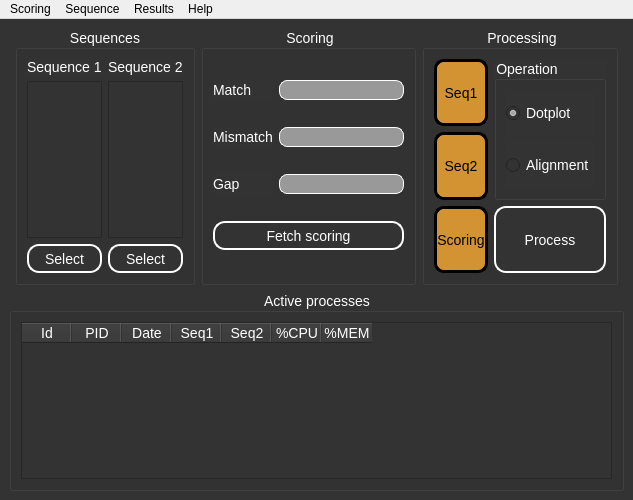
rafalfelczynski/dna-alignment, file Views/main.ui: the form before one commit.
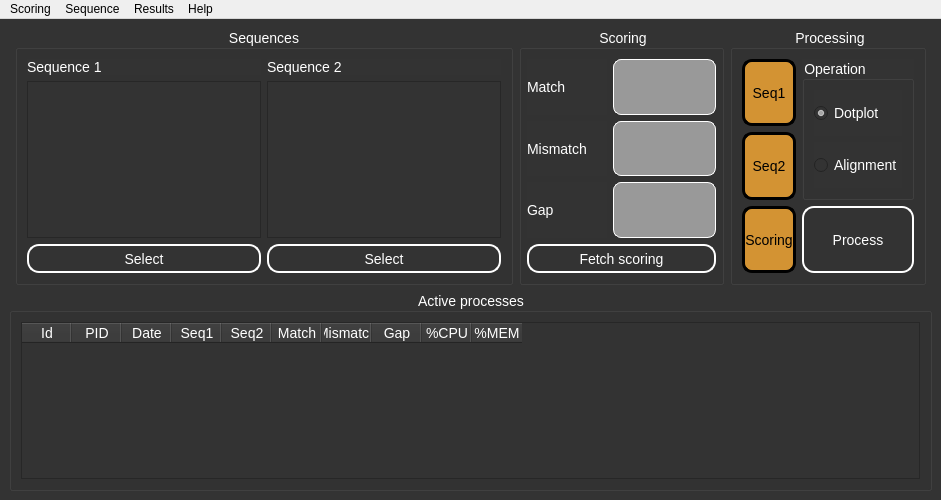
The form after the commit.

Diff of the .ui file:
```diff
--- a/Views/main.ui
+++ b/Views/main.ui
@@ -6,7 +6,7 @@
    <rect>
     <x>0</x>
     <y>0</y>
-    <width>630</width>
+    <width>941</width>
     <height>500</height>
    </rect>
   </property>
@@ -20,6 +20,9 @@
 }</string>
   </property>
   <widget class="QWidget" name="centralwidget">
+   <property name="focusPolicy">
+    <enum>Qt::NoFocus</enum>
+   </property>
    <property name="styleSheet">
     <string notr="true">QWidget {
 	background-color: #333333;
@@ -49,15 +52,15 @@
 QPushButton {
     color: white;
     border-radius: 12px;
-    border: 2px solid white;
+    border: 2px outset white;
     background-color: qlineargradient(x1: 0.5, y1: 0, x2: 0.5, y2: 1,
     stop: 0 white,
     stop: 0.3 gray,
     stop: 0.6 gray,
     stop: 0.9 darkgray,
     stop: 1 black);
-    font: bold &quot;Times New Roman&quot;;
     font-size: 14px;
+	font: bold &quot;Times New Roman&quot;;
 	height: 25px;
 }
 
@@ -70,18 +73,8 @@
     stop: 1 white);
 }
 
-QTableWidget {
-	color: white;
-}
-
-QTableWidget::item {
-	color: white;
-	selection-background-color: rgba(102, 217, 255, 200);
-}
-
-QHeaderView::section {
-	background-color: #333333;
-	color: white;
+QPushButton:hover {
+	border: 4px solid green;
 }
 </string>
    </property>
@@ -101,7 +94,7 @@
        <set>Qt::AlignCenter</set>
       </property>
       <layout class="QGridLayout" name="gridLayout_9">
-       <item row="4" column="0">
+       <item row="5" column="0" rowspan="2">
         <widget class="QLabel" name="seqSecLedLbl">
          <property name="sizePolicy">
           <sizepolicy hsizetype="Minimum" vsizetype="Minimum">
@@ -125,7 +118,7 @@
          </property>
         </widget>
        </item>
-       <item row="5" column="0">
+       <item row="7" column="0" rowspan="2">
         <widget class="QLabel" name="scoringLedLbl">
          <property name="sizePolicy">
           <sizepolicy hsizetype="Minimum" vsizetype="Minimum">
@@ -149,10 +142,35 @@
          </property>
         </widget>
        </item>
-       <item row="5" column="1">
+       <item row="3" column="0" rowspan="2">
+        <widget class="QLabel" name="seqFirstLedLbl">
+         <property name="sizePolicy">
+          <sizepolicy hsizetype="Minimum" vsizetype="Minimum">
+           <horstretch>0</horstretch>
+           <verstretch>0</verstretch>
+          </sizepolicy>
+         </property>
+         <property name="styleSheet">
+          <string notr="true">QLabel {
+	border-radius: 10px;
+	border: 3px solid black;
+	background-color: rgba(255, 173, 51, 200);
+	color: black;
+}
+</string>
+         </property>
+         <property name="text">
+          <string>Seq1</string>
+         </property>
+         <property name="alignment">
+          <set>Qt::AlignCenter</set>
+         </property>
+        </widget>
+       </item>
+       <item row="7" column="1" rowspan="2">
         <widget class="QPushButton" name="processBtn">
          <property name="sizePolicy">
-          <sizepolicy hsizetype="Preferred" vsizetype="Minimum">
+          <sizepolicy hsizetype="Minimum" vsizetype="Minimum">
            <horstretch>0</horstretch>
            <verstretch>0</verstretch>
           </sizepolicy>
@@ -162,7 +180,7 @@
          </property>
         </widget>
        </item>
-       <item row="3" column="1" rowspan="2">
+       <item row="3" column="1" rowspan="4">
         <widget class="QGroupBox" name="operationGroupBox">
          <property name="sizePolicy">
           <sizepolicy hsizetype="Preferred" vsizetype="Minimum">
@@ -206,31 +224,6 @@
          </layout>
         </widget>
        </item>
-       <item row="3" column="0">
-        <widget class="QLabel" name="seqFirstLedLbl">
-         <property name="sizePolicy">
-          <sizepolicy hsizetype="Minimum" vsizetype="Minimum">
-           <horstretch>0</horstretch>
-           <verstretch>0</verstretch>
-          </sizepolicy>
-         </property>
-         <property name="styleSheet">
-          <string notr="true">QLabel {
-	border-radius: 10px;
-	border: 3px solid black;
-	background-color: rgba(255, 173, 51, 200);
-	color: black;
-}
-</string>
-         </property>
-         <property name="text">
-          <string>Seq1</string>
-         </property>
-         <property name="alignment">
-          <set>Qt::AlignCenter</set>
-         </property>
-        </widget>
-       </item>
       </layout>
      </widget>
     </item>
@@ -254,6 +247,22 @@
        </property>
        <item row="0" column="0">
         <widget class="QTableWidget" name="activeProcTableWidget">
+         <property name="styleSheet">
+          <string notr="true">QTableWidget {
+	color: white;
+}
+
+QTableWidget::item {
+	color: white;
+	selection-background-color: qlineargradient(x1: 0, y1: 0, x2: 0, y2: 1,
+                                stop: 0 #6a6ea9, stop: 1 #888dd9);
+}
+
+QHeaderView::section {
+	background-color: #333333;
+	color: white;
+}</string>
+         </property>
          <property name="editTriggers">
           <set>QAbstractItemView::NoEditTriggers</set>
          </property>
@@ -297,6 +306,21 @@
            <string>Seq2</string>
           </property>
          </column>
+         <column>
+          <property name="text">
+           <string>Match</string>
+          </property>
+         </column>
+         <column>
+          <property name="text">
+           <string>Mismatch</string>
+          </property>
+         </column>
+         <column>
+          <property name="text">
+           <string>Gap</string>
+          </property>
+         </column>
          <column>
           <property name="text">
            <string>%CPU</string>
@@ -315,22 +339,49 @@
     <item row="1" column="5">
      <widget class="QGroupBox" name="groupBox_9">
       <property name="sizePolicy">
-       <sizepolicy hsizetype="Minimum" vsizetype="Expanding">
+       <sizepolicy hsizetype="Expanding" vsizetype="Expanding">
         <horstretch>0</horstretch>
         <verstretch>0</verstretch>
        </sizepolicy>
       </property>
+      <property name="minimumSize">
+       <size>
+        <width>100</width>
+        <height>20</height>
+       </size>
+      </property>
+      <property name="sizeIncrement">
+       <size>
+        <width>1</width>
+        <height>0</height>
+       </size>
+      </property>
+      <property name="baseSize">
+       <size>
+        <width>80</width>
+        <height>0</height>
+       </size>
+      </property>
       <property name="title">
        <string>Scoring</string>
       </property>
       <property name="alignment">
        <set>Qt::AlignCenter</set>
       </property>
-      <layout class="QGridLayout" name="gridLayout_10">
+      <layout class="QGridLayout" name="gridLayout_10" columnstretch="0,0" columnminimumwidth="0,0">
+       <property name="leftMargin">
+        <number>5</number>
+       </property>
+       <property name="rightMargin">
+        <number>5</number>
+       </property>
+       <property name="bottomMargin">
+        <number>9</number>
+       </property>
        <item row="0" column="0">
         <widget class="QLabel" name="label_10">
          <property name="sizePolicy">
-          <sizepolicy hsizetype="Minimum" vsizetype="Preferred">
+          <sizepolicy hsizetype="Expanding" vsizetype="Preferred">
            <horstretch>0</horstretch>
            <verstretch>0</verstretch>
           </sizepolicy>
@@ -343,27 +394,39 @@
        <item row="0" column="1">
         <widget class="QLineEdit" name="matchLineEdit">
          <property name="sizePolicy">
-          <sizepolicy hsizetype="Minimum" vsizetype="Fixed">
+          <sizepolicy hsizetype="Minimum" vsizetype="Expanding">
            <horstretch>0</horstretch>
            <verstretch>0</verstretch>
           </sizepolicy>
          </property>
+         <property name="minimumSize">
+          <size>
+           <width>50</width>
+           <height>0</height>
+          </size>
+         </property>
          <property name="alignment">
           <set>Qt::AlignCenter</set>
          </property>
          <property name="clearButtonEnabled">
-          <bool>true</bool>
+          <bool>false</bool>
          </property>
         </widget>
        </item>
        <item row="1" column="0">
         <widget class="QLabel" name="label_8">
          <property name="sizePolicy">
-          <sizepolicy hsizetype="Minimum" vsizetype="Preferred">
+          <sizepolicy hsizetype="Expanding" vsizetype="Preferred">
            <horstretch>0</horstretch>
            <verstretch>0</verstretch>
           </sizepolicy>
          </property>
+         <property name="minimumSize">
+          <size>
+           <width>80</width>
+           <height>0</height>
+          </size>
+         </property>
          <property name="text">
           <string>Mismatch</string>
          </property>
@@ -372,11 +435,17 @@
        <item row="1" column="1">
         <widget class="QLineEdit" name="mismatchLineEdit">
          <property name="sizePolicy">
-          <sizepolicy hsizetype="Minimum" vsizetype="Fixed">
+          <sizepolicy hsizetype="Minimum" vsizetype="Expanding">
            <horstretch>0</horstretch>
            <verstretch>0</verstretch>
           </sizepolicy>
          </property>
+         <property name="minimumSize">
+          <size>
+           <width>50</width>
+           <height>0</height>
+          </size>
+         </property>
          <property name="alignment">
           <set>Qt::AlignCenter</set>
          </property>
@@ -385,7 +454,7 @@
        <item row="2" column="0">
         <widget class="QLabel" name="label_9">
          <property name="sizePolicy">
-          <sizepolicy hsizetype="Minimum" vsizetype="Preferred">
+          <sizepolicy hsizetype="Expanding" vsizetype="Preferred">
            <horstretch>0</horstretch>
            <verstretch>0</verstretch>
           </sizepolicy>
@@ -398,11 +467,17 @@
        <item row="2" column="1">
         <widget class="QLineEdit" name="gapLineEdit">
          <property name="sizePolicy">
-          <sizepolicy hsizetype="Minimum" vsizetype="Fixed">
+          <sizepolicy hsizetype="Minimum" vsizetype="Expanding">
            <horstretch>0</horstretch>
            <verstretch>0</verstretch>
           </sizepolicy>
          </property>
+         <property name="minimumSize">
+          <size>
+           <width>50</width>
+           <height>0</height>
+          </size>
+         </property>
          <property name="alignment">
           <set>Qt::AlignCenter</set>
          </property>
@@ -411,7 +486,7 @@
        <item row="3" column="0" colspan="2">
         <widget class="QPushButton" name="fetchScoringBtn">
          <property name="sizePolicy">
-          <sizepolicy hsizetype="Expanding" vsizetype="Fixed">
+          <sizepolicy hsizetype="Minimum" vsizetype="Minimum">
            <horstretch>0</horstretch>
            <verstretch>0</verstretch>
           </sizepolicy>
@@ -432,6 +507,12 @@
         <verstretch>0</verstretch>
        </sizepolicy>
       </property>
+      <property name="minimumSize">
+       <size>
+        <width>50</width>
+        <height>0</height>
+       </size>
+      </property>
       <property name="title">
        <string>Sequences</string>
       </property>
@@ -439,17 +520,10 @@
        <set>Qt::AlignCenter</set>
       </property>
       <layout class="QGridLayout" name="gridLayout">
-       <item row="2" column="2">
-        <widget class="QPushButton" name="selectSeqSecBtn">
-         <property name="text">
-          <string>Select</string>
-         </property>
-        </widget>
-       </item>
        <item row="0" column="2">
         <widget class="QLabel" name="label_7">
          <property name="sizePolicy">
-          <sizepolicy hsizetype="Minimum" vsizetype="Preferred">
+          <sizepolicy hsizetype="Expanding" vsizetype="Preferred">
            <horstretch>0</horstretch>
            <verstretch>0</verstretch>
           </sizepolicy>
@@ -459,6 +533,19 @@
          </property>
         </widget>
        </item>
+       <item row="2" column="2">
+        <widget class="QPushButton" name="selectSeqSecBtn">
+         <property name="sizePolicy">
+          <sizepolicy hsizetype="Expanding" vsizetype="Fixed">
+           <horstretch>0</horstretch>
+           <verstretch>0</verstretch>
+          </sizepolicy>
+         </property>
+         <property name="text">
+          <string>Select</string>
+         </property>
+        </widget>
+       </item>
        <item row="1" column="1">
         <widget class="QListWidget" name="seq1ListWidget">
          <property name="sizePolicy">
@@ -467,12 +554,46 @@
            <verstretch>0</verstretch>
           </sizepolicy>
          </property>
+         <property name="styleSheet">
+          <string notr="true">QListView::item {
+	color: white;
+}
+
+QListView::item:selected:!active {
+    background: qlineargradient(x1: 0, y1: 0, x2: 0, y2: 1,
+                                stop: 0 #6a6ea9, stop: 1 #888dd9);
+}
+
+QListView::item:selected:active {
+    background: qlineargradient(x1: 0, y1: 0, x2: 0, y2: 1,
+                                stop: 0 #6a6ea9, stop: 1 #888dd9);
+}</string>
+         </property>
+         <property name="isWrapping" stdset="0">
+          <bool>false</bool>
+         </property>
+         <property name="wordWrap">
+          <bool>true</bool>
+         </property>
+        </widget>
+       </item>
+       <item row="2" column="1">
+        <widget class="QPushButton" name="selectSeqFirstBtn">
+         <property name="sizePolicy">
+          <sizepolicy hsizetype="Expanding" vsizetype="Fixed">
+           <horstretch>0</horstretch>
+           <verstretch>0</verstretch>
+          </sizepolicy>
+         </property>
+         <property name="text">
+          <string>Select</string>
+         </property>
         </widget>
        </item>
        <item row="0" column="1">
         <widget class="QLabel" name="label_6">
          <property name="sizePolicy">
-          <sizepolicy hsizetype="Minimum" vsizetype="Preferred">
+          <sizepolicy hsizetype="Expanding" vsizetype="Preferred">
            <horstretch>0</horstretch>
            <verstretch>0</verstretch>
           </sizepolicy>
@@ -483,18 +604,27 @@
         </widget>
        </item>
        <item row="1" column="2">
-        <widget class="QListWidget" name="seq2ListWidget"/>
-       </item>
-       <item row="2" column="1">
-        <widget class="QPushButton" name="selectSeqFirstBtn">
-         <property name="sizePolicy">
-          <sizepolicy hsizetype="Minimum" vsizetype="Fixed">
-           <horstretch>0</horstretch>
-           <verstretch>0</verstretch>
-          </sizepolicy>
+        <widget class="QListWidget" name="seq2ListWidget">
+         <property name="styleSheet">
+          <string notr="true">QListView::item {
+	color: white;
+}
+
+QListView::item:selected:!active {
+    background: qlineargradient(x1: 0, y1: 0, x2: 0, y2: 1,
+                                stop: 0 #6a6ea9, stop: 1 #888dd9);
+}
+
+QListView::item:selected:active {
+    background: qlineargradient(x1: 0, y1: 0, x2: 0, y2: 1,
+                                stop: 0 #6a6ea9, stop: 1 #888dd9);
+}</string>
          </property>
-         <property name="text">
-          <string>Select</string>
+         <property name="isWrapping" stdset="0">
+          <bool>false</bool>
+         </property>
+         <property name="wordWrap">
+          <bool>true</bool>
          </property>
         </widget>
        </item>
@@ -508,7 +638,7 @@
     <rect>
      <x>0</x>
      <y>0</y>
-     <width>630</width>
+     <width>941</width>
      <height>21</height>
     </rect>
    </property>
@@ -516,13 +646,14 @@
     <property name="title">
      <string>Scoring</string>
     </property>
-    <addaction name="scoringLoadFromFileAction"/>
+    <addaction name="scoringImportAction"/>
    </widget>
    <widget class="QMenu" name="menuSequence">
     <property name="title">
      <string>Sequence</string>
     </property>
-    <addaction name="seqLoadFromFileAction"/>
+    <addaction name="seqImportAction"/>
+    <addaction name="seqFromNetAction"/>
    </widget>
    <widget class="QMenu" name="menuHelp">
     <property name="title">
@@ -534,7 +665,7 @@
     <property name="title">
      <string>Results</string>
     </property>
-    <addaction name="resultsLoadFromFileAction"/>
+    <addaction name="resultsImportAction"/>
     <addaction name="resultsShowAction"/>
    </widget>
    <addaction name="menuFile"/>
@@ -542,9 +673,9 @@
    <addaction name="menuResults"/>
    <addaction name="menuHelp"/>
   </widget>
-  <action name="seqLoadFromFileAction">
+  <action name="seqImportAction">
    <property name="text">
-    <string>Load from file</string>
+    <string>Import</string>
    </property>
   </action>
   <action name="helpAboutAction">
@@ -552,14 +683,14 @@
     <string>About...</string>
    </property>
   </action>
-  <action name="scoringLoadFromFileAction">
+  <action name="scoringImportAction">
    <property name="text">
-    <string>Load from file</string>
+    <string>Import</string>
    </property>
   </action>
-  <action name="resultsLoadFromFileAction">
+  <action name="resultsImportAction">
    <property name="text">
-    <string>Load from file</string>
+    <string>Import</string>
    </property>
   </action>
   <action name="resultsShowAction">
@@ -567,6 +698,11 @@
     <string>Show</string>
    </property>
   </action>
+  <action name="seqFromNetAction">
+   <property name="text">
+    <string>Get from the Internet</string>
+   </property>
+  </action>
  </widget>
  <resources/>
  <connections/>
```
